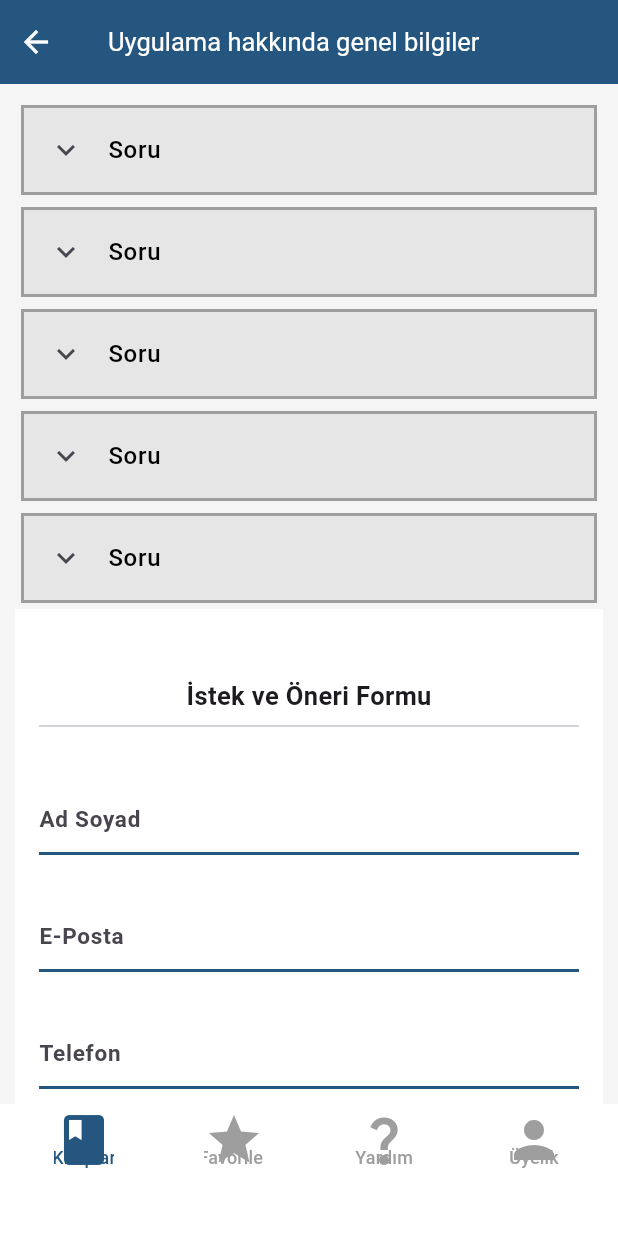
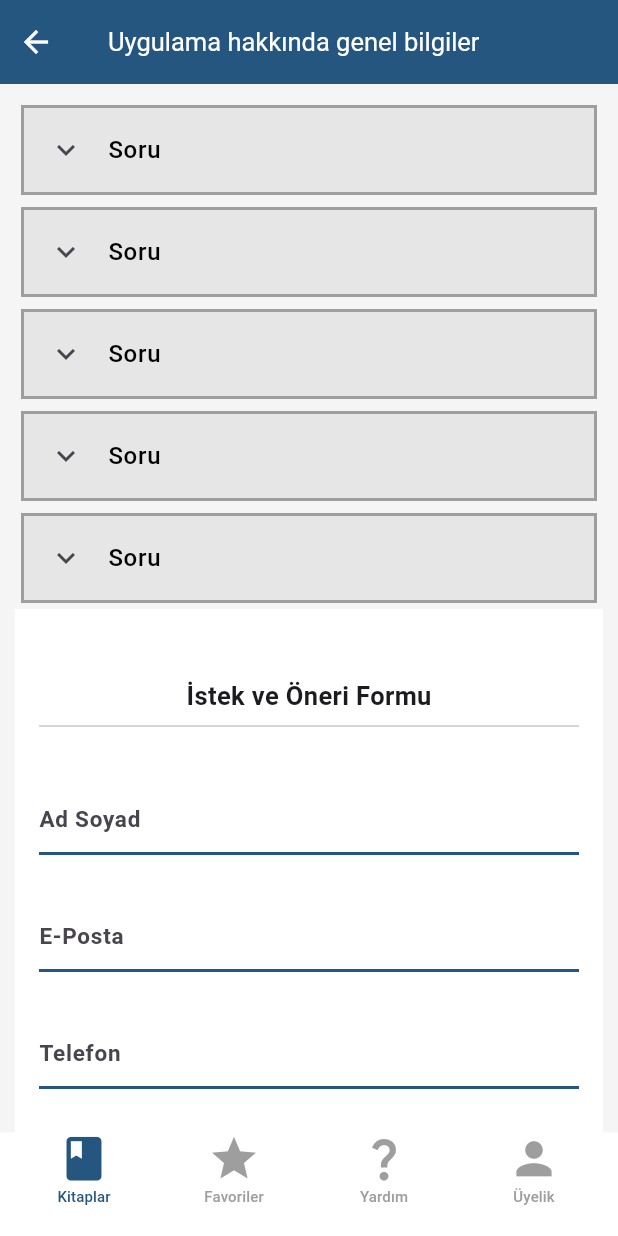
Before and after one commit to beyzacebiturk/bgs_app, a Flutter app: the HelpScreen screen opened directly, on a phone screen of 412 x 824 dp. Run offline on Flutter 3.47's test engine with Material 3 defaults, Android fonts, the phone set to English and light mode, and no system bars; our stand-ins replace flutter_riverpod; network calls fail.

Commit message:
some fixes

```diff
--- a/lib/models/books.dart
+++ b/lib/models/books.dart
@@ -24,7 +24,7 @@ class Books {
     this.isFavorite = false,
   });
 
-  Books copywith({
+  Books copyWith({
     int? id,
     String? title,
     int? publishedYear,
@@ -51,9 +51,10 @@ class Books {
 
     ref.read(favoriteProvider.notifier).setFavorite(id, isFavorite);
   }
+
 }
 
-List<String> selectedBooks = [];
+List<Books> favoriteBooks = [];
 
 final List<Books> books = [
   Books(
--- a/lib/navbar/navbar.dart
+++ b/lib/navbar/navbar.dart
@@ -18,7 +18,7 @@ class Navbar extends ConsumerWidget {
     return Container(
       color: Colors.white,
       child: Padding(
-        padding: const EdgeInsets.only(bottom: 40),
+        padding: const EdgeInsets.only(bottom: 20),
         child: Row(
           mainAxisAlignment: MainAxisAlignment.spaceEvenly,
           mainAxisSize: MainAxisSize.max,
@@ -45,7 +45,7 @@ class Navbar extends ConsumerWidget {
                   Navigator.push(
                     context,
                     MaterialPageRoute(
-                      builder: (context) => FavScreen(),
+                      builder: (context) => const FavScreen(),
                     ),
                   );
                 },
--- a/lib/navbar/navbar_provider.dart
+++ b/lib/navbar/navbar_provider.dart
@@ -1,4 +1,4 @@
-  import 'package:flutter/material.dart';
+import 'package:flutter/material.dart';
 import 'package:flutter_riverpod/flutter_riverpod.dart';
 
 final selectedIndexProvider = StateProvider<int>((ref) => 0);
@@ -11,27 +11,23 @@ MaterialButton navbarIcon({
 }) {
   return MaterialButton(
     onPressed: onpressed,
-    child: Stack(
-      alignment: Alignment.bottomCenter,
+    child: Column(
+      mainAxisAlignment: MainAxisAlignment.center,
+      mainAxisSize: MainAxisSize.min,
       children: [
-        Icon(icon,
-            size: 40,
+        Icon(
+          icon,
+          size: 35,
+          color:
+              isSelected ? Colors.grey : const Color.fromARGB(255, 36, 86, 127),
+        ),
+        Text(
+          label,
+          style: TextStyle(
+            fontSize: 10,
             color: isSelected
                 ? Colors.grey
-                : const Color.fromARGB(255, 36, 86, 127) //true gri, false mavi
-            ),
-
-         Positioned(
-          //ICON ALTINDAKİ LABEL - HATALI
-          bottom: 0,
-          child: Text(
-            label,
-            style: TextStyle(
-              fontSize: 12,
-              color: isSelected
-                  ? Colors.grey
-                  : const Color.fromARGB(255, 36, 86, 127),
-            ),
+                : const Color.fromARGB(255, 36, 86, 127),
           ),
         ),
       ],
--- a/lib/views/books_screen.dart
+++ b/lib/views/books_screen.dart
@@ -1,4 +1,5 @@
 import 'package:bgs_app/controllers/fav_provier.dart';
+import 'package:bgs_app/models/books.dart';
 import 'package:bgs_app/navbar/navbar.dart';
 import 'package:bgs_app/views/book_item.dart';
 import 'package:flutter/material.dart';
@@ -10,7 +11,7 @@ class BooksScreen extends ConsumerWidget {
 
   @override
   Widget build(BuildContext context, WidgetRef ref) {
-    final books = ref.watch(favoriteProvider);
+
     return MaterialApp(
       debugShowCheckedModeBanner: false,
       home: Scaffold(
```
Also changed, not shown: lib/controllers/fav_provier.dart (+24 -5 lines), lib/views/book_item.dart (+5 -3 lines), lib/views/fav_screen.dart (+5 -2 lines).
